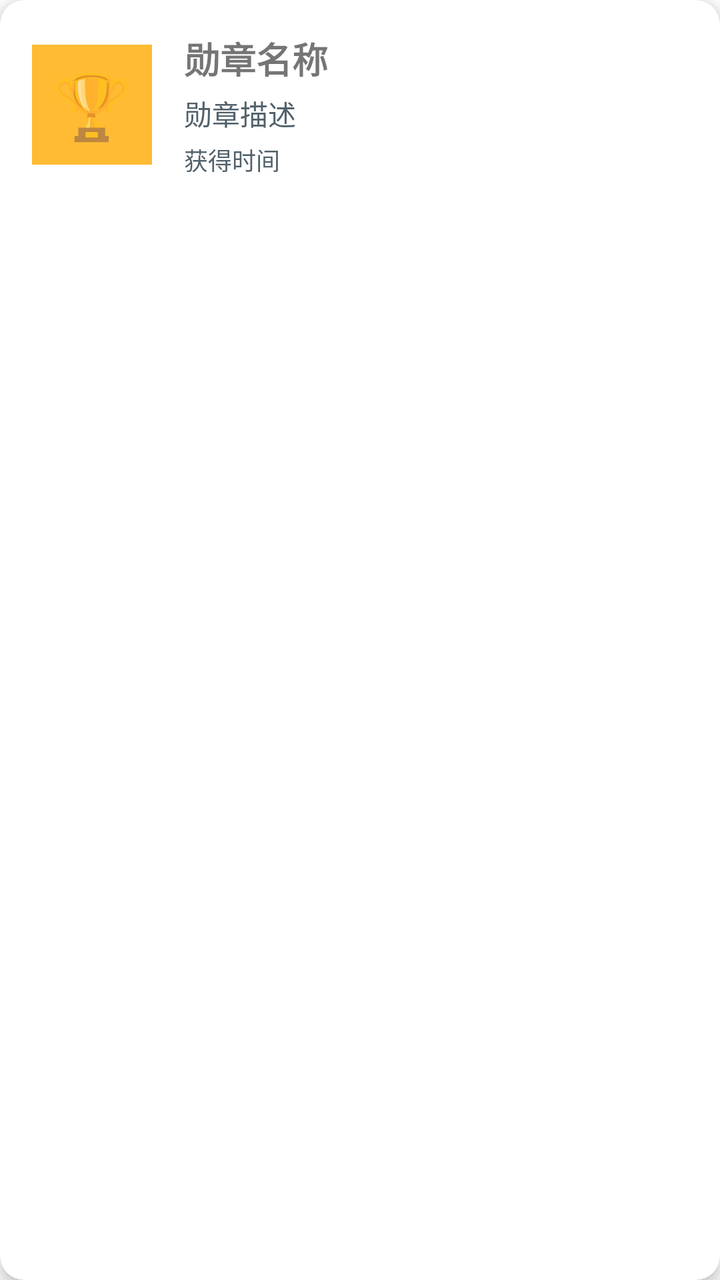
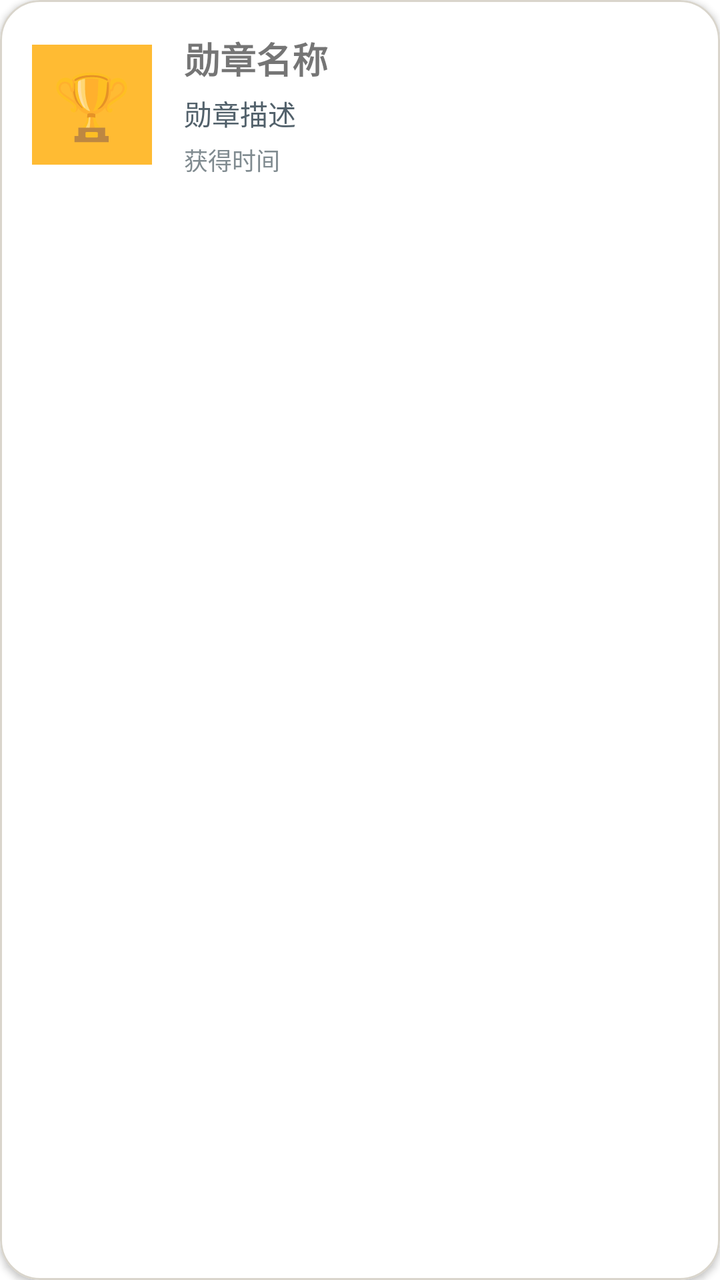

An Android layout rendered at two revisions. The XML below is the earlier revision; the diff shows what the commit changed to produce the second picture.
<!-- AndroidManifest.xml: application theme Theme.WeightLossBetting -->
<!-- res/layout/item_badge.xml -->
<?xml version="1.0" encoding="utf-8"?>
<com.google.android.material.card.MaterialCardView xmlns:android="http://schemas.android.com/apk/res/android"
    xmlns:app="http://schemas.android.com/apk/res-auto"
    android:layout_width="match_parent"
    android:layout_height="wrap_content"
    android:layout_margin="8dp"
    app:cardElevation="4dp"
    app:cardCornerRadius="12dp">

    <LinearLayout
        android:layout_width="match_parent"
        android:layout_height="wrap_content"
        android:orientation="horizontal"
        android:padding="16dp"
        android:gravity="center_vertical">

        
        <TextView
            android:id="@+id/tvBadgeIcon"
            android:layout_width="60dp"
            android:layout_height="60dp"
            android:gravity="center"
            android:text="🏆"
            android:textSize="32sp"
            android:background="@android:color/holo_orange_light" />

        
        <LinearLayout
            android:layout_width="0dp"
            android:layout_height="wrap_content"
            android:layout_weight="1"
            android:orientation="vertical"
            android:layout_marginStart="16dp">

            <TextView
                android:id="@+id/tvBadgeName"
                android:layout_width="wrap_content"
                android:layout_height="wrap_content"
                android:text="勋章名称"
                android:textSize="18sp"
                android:textStyle="bold" />

            <TextView
                android:id="@+id/tvBadgeDescription"
                android:layout_width="wrap_content"
                android:layout_height="wrap_content"
                android:text="勋章描述"
                android:textSize="14sp"
                android:textColor="@color/xui_config_color_text_content"
                android:layout_marginTop="4dp" />

            <TextView
                android:id="@+id/tvAwardedAt"
                android:layout_width="wrap_content"
                android:layout_height="wrap_content"
                android:text="获得时间"
                android:textSize="12sp"
                android:textColor="@color/xui_config_color_text_content"
                android:layout_marginTop="4dp" />

        </LinearLayout>

    </LinearLayout>

</com.google.android.material.card.MaterialCardView>
<!-- resources referenced by this layout -->
<resources>
  <color name="xui_config_color_text_content">#FF52616B</color>
  <style name="Theme.WeightLossBetting" parent="Theme.MaterialComponents.Light.NoActionBar">
          <item name="colorPrimary">@color/brand_primary</item>
          <item name="colorPrimaryDark">@color/brand_primary_dark</item>
          <item name="colorAccent">@color/brand_accent</item>
          <item name="android:statusBarColor">@color/brand_primary_dark</item>
          <item name="android:navigationBarColor">@color/brand_background</item>
          <item name="android:windowLightStatusBar">false</item>
          <item name="android:windowLightNavigationBar">true</item>
          
          
          <item name="XUIThemeStyle">@style/XUITheme.Phone</item>
      </style>
  <color name="brand_primary">#FFE85D4A</color>
  <color name="brand_primary_dark">#FFB94235</color>
  <color name="brand_accent">#FF2E9D87</color>
  <color name="brand_background">#FFF7F5F0</color>
</resources>

<!-- the commit's change to res/layout/item_badge.xml (unified diff, before → after) -->
@@ -4,8 +4,11 @@
     android:layout_width="match_parent"
     android:layout_height="wrap_content"
     android:layout_margin="8dp"
-    app:cardElevation="4dp"
-    app:cardCornerRadius="12dp">
+    app:cardBackgroundColor="@color/brand_surface"
+    app:cardElevation="2dp"
+    app:cardCornerRadius="20dp"
+    app:strokeColor="@color/brand_border"
+    app:strokeWidth="1dp">
 
     <LinearLayout
         android:layout_width="match_parent"
@@ -46,7 +49,7 @@
                 android:layout_height="wrap_content"
                 android:text="勋章描述"
                 android:textSize="14sp"
-                android:textColor="@color/xui_config_color_text_content"
+            android:textColor="@color/brand_text_secondary"
                 android:layout_marginTop="4dp" />
 
             <TextView
@@ -55,7 +58,7 @@
                 android:layout_height="wrap_content"
                 android:text="获得时间"
                 android:textSize="12sp"
-                android:textColor="@color/xui_config_color_text_content"
+                android:textColor="@color/brand_text_tertiary"
                 android:layout_marginTop="4dp" />
 
         </LinearLayout>
<!-- resource entries referenced after the edit -->
@@ -1,6 +1,9 @@
 <!-- resources referenced by this layout -->
 <resources>
-  <color name="xui_config_color_text_content">#FF52616B</color>
+  <color name="brand_border">#FFD9D5CC</color>
+  <color name="brand_surface">#FFFFFFFF</color>
+  <color name="brand_text_secondary">#FF52616B</color>
+  <color name="brand_text_tertiary">#FF808B90</color>
   <style name="Theme.WeightLossBetting" parent="Theme.MaterialComponents.Light.NoActionBar">
           <item name="colorPrimary">@color/brand_primary</item>
           <item name="colorPrimaryDark">@color/brand_primary_dark</item>
